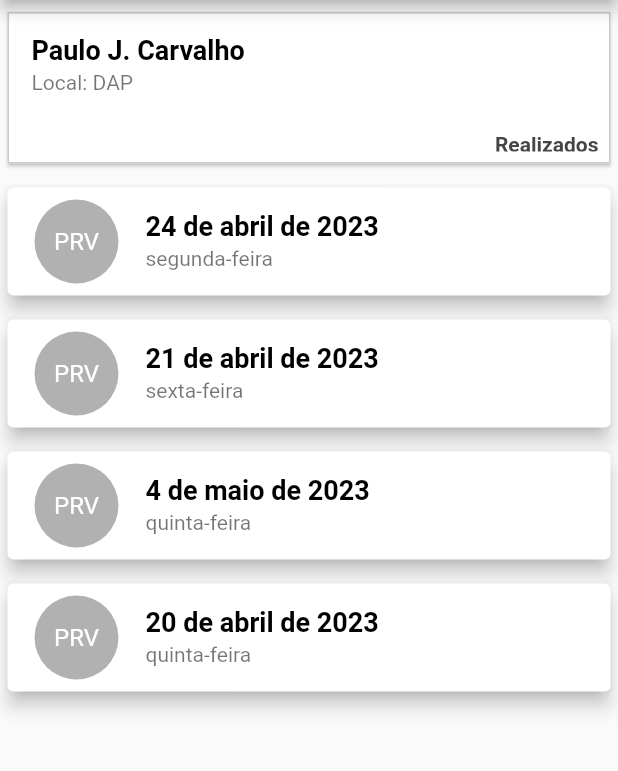
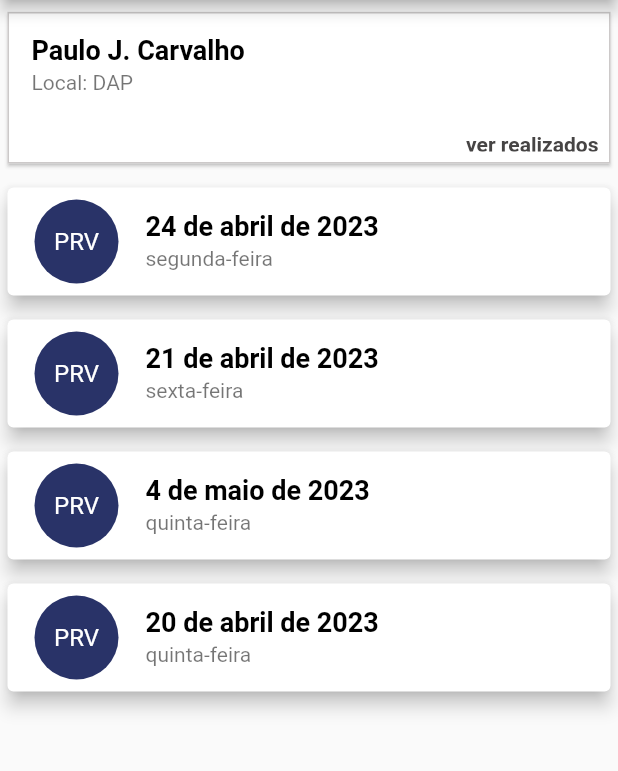
Before and after one commit to pjcarvalho21/plantao_mob, a Flutter app: the screen it shows after launch, on a phone screen of 412 x 824 dp, the part 84-855 px from its top. Run offline on Flutter 3.47's test engine with Material 2 defaults, Android fonts, the phone set to English and light mode, and no system bars; Roboto replaces fonts that are missing (OpenSans, OpensSans).

Commit message:
negocio fechado

```diff
--- a/lib/components/plantao_list.dart
+++ b/lib/components/plantao_list_previstos.dart
@@ -2,10 +2,10 @@ import 'package:flutter/material.dart';
 import '../model/plantao.dart';
 import 'package:intl/intl.dart';
 
-class PlantaoList extends StatelessWidget {
+class PlantaoListPrevistos extends StatelessWidget {
   final List<Plantao> plantoes;
 
-  const PlantaoList({super.key, required this.plantoes});
+  const PlantaoListPrevistos({super.key, required this.plantoes});
 
   @override
   Widget build(BuildContext context) {
@@ -30,7 +30,7 @@ class PlantaoList extends StatelessWidget {
                   ),
                   child: ListTile(
                     leading: const CircleAvatar(
-                      backgroundColor: Color.fromARGB(255, 177, 177, 177),
+                      backgroundColor: Color.fromARGB(255, 41, 51, 104),
                       radius: 30,
                       child: Padding(
                         padding: EdgeInsets.all(6),
--- a/lib/components/plantonista.dart
+++ b/lib/components/plantonista.dart
@@ -1,21 +1,17 @@
 import 'package:flutter/material.dart';
-import 'package:plantao_mob/screen/plantao_off_list_screen.dart';
+import '../model/plantao.dart';
 
 class Plantonista extends StatelessWidget {
-  final String plantonista;
-  final String local;
+  List<Plantao> plantoes = [];
+  String tipoLista = "";
+  Plantonista({super.key, required this.plantoes, required this.tipoLista});
 
-  const Plantonista(
-      {super.key, required this.plantonista, required this.local});
-
-      void _selectListPlantaoOff(BuildContext context){
-        Navigator.of(context).push(
-          MaterialPageRoute(
-            builder: (_){
-             return const PlantaoOffListScreen();
-          }),
-          );
-      }
+  void _selectListPlantaoOff(BuildContext context) {
+    Navigator.of(context).pushNamed(
+      '/plantao-lista',
+      arguments: plantoes,
+    );
+  }
 
   @override
   Widget build(BuildContext context) {
@@ -31,10 +27,10 @@ class Plantonista extends StatelessWidget {
           children: [
             ListTile(
               title: Text(
-                plantonista,
+                plantoes[0].plantonista,
                 style: Theme.of(context).textTheme.headline6,
               ),
-              subtitle: Text("Local: " + local),
+              subtitle: Text("Local: ${plantoes[0].local}"),
             ),
             SizedBox(
               height: 29,
@@ -42,14 +38,14 @@ class Plantonista extends StatelessWidget {
                 mainAxisAlignment: MainAxisAlignment.end,
                 children: <Widget>[
                   TextButton(
-                    child: const Text(
-                      'Realizados',
-                      style: TextStyle(
+                    child: Text(
+                      tipoLista,
+                      style: const TextStyle(
                         fontWeight: FontWeight.bold,
                         color: Color.fromARGB(255, 70, 68, 68),
                       ),
                     ),
-                    onPressed: ()=>_selectListPlantaoOff(context),
+                    onPressed: () => _selectListPlantaoOff(context),
                   )
                 ],
               ),
--- a/lib/main.dart
+++ b/lib/main.dart
@@ -1,6 +1,7 @@
 import 'package:flutter/material.dart';
 import 'package:flutter_localizations/flutter_localizations.dart';
-import 'components/plantao_list.dart';
+import 'package:plantao_mob/screen/plantao_realizado_screen.dart';
+import 'components/plantao_list_previstos.dart';
 import 'components/plantonista.dart';
 import 'model/plantao.dart';
 
@@ -43,6 +44,7 @@ class PlantaoApp extends StatelessWidget {
         GlobalWidgetsLocalizations.delegate
       ],
       supportedLocales: const [Locale('pt', 'BR')],
+      routes: {'/plantao-lista': (context) => const PlantaoRealizadoScreen()},
     );
   }
 }
@@ -119,9 +121,10 @@ class _MyHomePageState extends State<MyHomePage> {
           crossAxisAlignment: CrossAxisAlignment.stretch,
           children: [
             Plantonista(
-                plantonista: _plantoes[0].plantonista,
-                local: _plantoes[0].local),
-            PlantaoList(plantoes: _plantoes),
+              plantoes: _plantoes,
+              tipoLista: "ver realizados",
+            ),
+            PlantaoListPrevistos(plantoes: _plantoes),
           ],
         ),
       ),
```
Also changed, not shown: lib/components/plantao_list_realizados.dart (added, +57 -0 lines), lib/screen/plantao_off_list_screen.dart (deleted, +0 -17 lines), lib/screen/plantao_realizado_screen.dart (added, +39 -0 lines).
